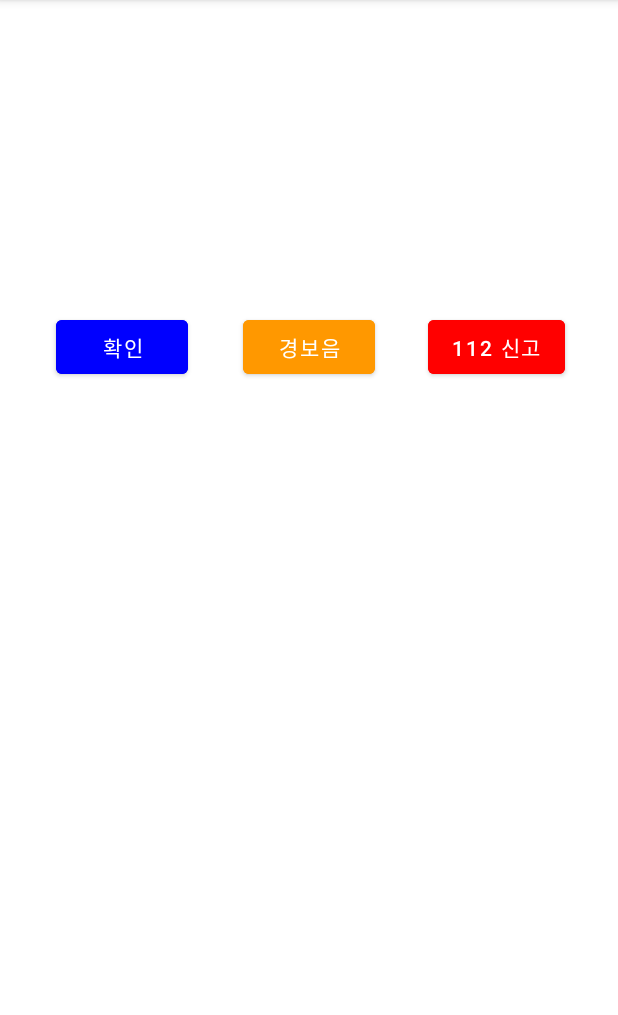
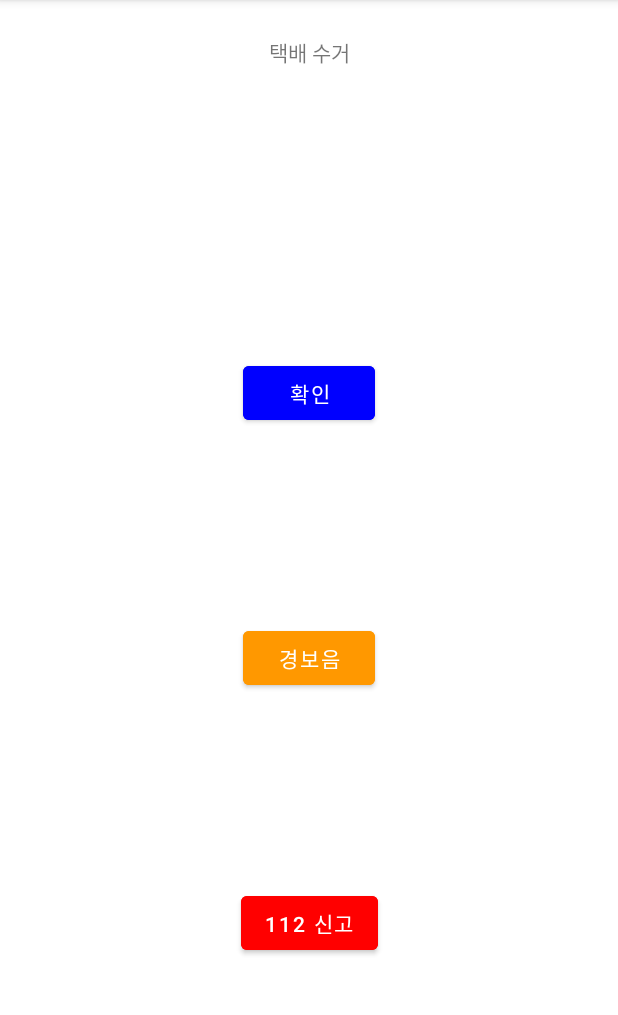
Before and after one commit to hongjy127/LockStop, an Android app: the CJActivity screen opened directly, with no data from a screen before it, on a phone screen of 412 x 824 dp, the part 84-1099 px from its top. Run offline under Robolectric (Android 15) with nearby library versions, the phone set to English and light mode, and no system bars.

Commit message:
add CJnoti

```diff
--- a/LockStop/app/src/main/java/com/example/lockstop/CJActivity.kt
+++ b/LockStop/app/src/main/java/com/example/lockstop/CJActivity.kt
@@ -1,11 +1,50 @@
 package com.example.lockstop
 
+import android.content.Intent
+import android.net.Uri
 import androidx.appcompat.app.AppCompatActivity
 import android.os.Bundle
+import android.util.Log
+import android.widget.Toast
+import kotlinx.android.synthetic.main.activity_c_j.*
+import kotlinx.android.synthetic.main.activity_c_j.btnAlarm
+import kotlinx.android.synthetic.main.activity_c_j.btnCall
+import kotlinx.android.synthetic.main.activity_c_j.btnOK
+
 
 class CJActivity : AppCompatActivity() {
     override fun onCreate(savedInstanceState: Bundle?) {
         super.onCreate(savedInstanceState)
         setContentView(R.layout.activity_c_j)
+
+        val intent = getIntent()
+        var msg = intent.getStringExtra("message")
+        Log.i("mqtt_msg", "$msg")
+//        var msg = "open"    // open, error 나중에 mqtt 받은거
+        if (msg == "open") {
+            txtCJ.text = "택배 도착"
+        } else {
+            txtCJ.text = "택배 수거"
+        }
+
+        btnOK.setOnClickListener {
+//            startActivity<MainActivity>(
+//            )
+            Toast.makeText(application, "확인 되었습니다.", Toast.LENGTH_LONG).show()
+        }
+
+        btnAlarm.setOnClickListener{
+            // PiApi 연동 - 라즈베리파이로 경보음 울리기
+            Toast.makeText(application, "경보음이 울립니다.", Toast.LENGTH_LONG).show()
+        }
+
+        btnCall.setOnClickListener{
+            // 전화
+            var uri = Uri.parse("smsto:" + "010-0000-0000")
+            var intent = Intent(Intent.ACTION_SENDTO, uri)
+            intent.putExtra("sms_body", "주거 침입")
+            startActivity(intent)
+        }
+
     }
 }
--- a/LockStop/app/src/main/java/com/example/lockstop/DoorLockActivity.kt
+++ b/LockStop/app/src/main/java/com/example/lockstop/DoorLockActivity.kt
@@ -4,6 +4,7 @@ import android.content.Intent
 import android.net.Uri
 import androidx.appcompat.app.AppCompatActivity
 import android.os.Bundle
+import android.util.Log
 import android.widget.Toast
 import kotlinx.android.synthetic.main.activity_door_lock.*
 
@@ -12,7 +13,10 @@ class DoorLockActivity : AppCompatActivity() {
         super.onCreate(savedInstanceState)
         setContentView(R.layout.activity_door_lock)
 
-        var msg = "open"    // open, error 나중에 mqtt 받은거
+        val intent = getIntent()
+        var msg = intent.getStringExtra("message")
+        Log.i("mqtt_msg", "$msg")
+//        var msg = "open"    // open, error 나중에 mqtt 받은거
         if (msg == "open") {
             txtDoor.text = "문열림"
         } else {
--- a/LockStop/app/src/main/res/layout/activity_c_j.xml
+++ b/LockStop/app/src/main/res/layout/activity_c_j.xml
@@ -34,11 +34,13 @@
         android:layout_width="wrap_content"
         android:layout_height="wrap_content"
         android:layout_marginStart="8dp"
-        android:layout_marginTop="100dp"
+        android:layout_marginTop="8dp"
         android:layout_marginEnd="8dp"
+        android:layout_marginBottom="8dp"
         android:backgroundTint="#0000FF"
         android:text="확인"
-        app:layout_constraintEnd_toStartOf="@+id/btnAlarm"
+        app:layout_constraintBottom_toTopOf="@+id/btnAlarm"
+        app:layout_constraintEnd_toEndOf="parent"
         app:layout_constraintStart_toStartOf="parent"
         app:layout_constraintTop_toBottomOf="@+id/CJView" />
 
@@ -47,10 +49,12 @@
         android:layout_width="wrap_content"
         android:layout_height="wrap_content"
         android:layout_marginStart="8dp"
-        android:layout_marginTop="100dp"
+        android:layout_marginTop="8dp"
         android:layout_marginEnd="8dp"
+        android:layout_marginBottom="8dp"
         android:backgroundTint="#FF9800"
         android:text="경보음"
+        app:layout_constraintBottom_toBottomOf="parent"
         app:layout_constraintEnd_toEndOf="parent"
         app:layout_constraintStart_toStartOf="parent"
         app:layout_constraintTop_toBottomOf="@+id/CJView" />
@@ -60,11 +64,13 @@
         android:layout_width="wrap_content"
         android:layout_height="wrap_content"
         android:layout_marginStart="8dp"
-        android:layout_marginTop="100dp"
+        android:layout_marginTop="8dp"
         android:layout_marginEnd="8dp"
+        android:layout_marginBottom="8dp"
         android:backgroundTint="#FF0000"
         android:text="112 신고"
+        app:layout_constraintBottom_toBottomOf="parent"
         app:layout_constraintEnd_toEndOf="parent"
-        app:layout_constraintStart_toEndOf="@+id/btnAlarm"
-        app:layout_constraintTop_toBottomOf="@+id/CJView" />
+        app:layout_constraintStart_toStartOf="parent"
+        app:layout_constraintTop_toBottomOf="@+id/btnAlarm" />
 </androidx.constraintlayout.widget.ConstraintLayout>
```
Also changed, not shown: LockStop/app/src/main/java/com/example/lockstop/MainActivity.kt (+63 -10 lines), 1 other file.
